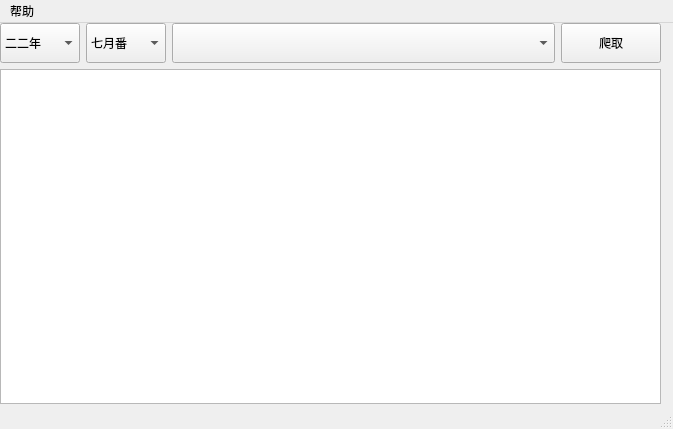
Qt form window.ui (lissettecarlr/spider-animate) before a commit.
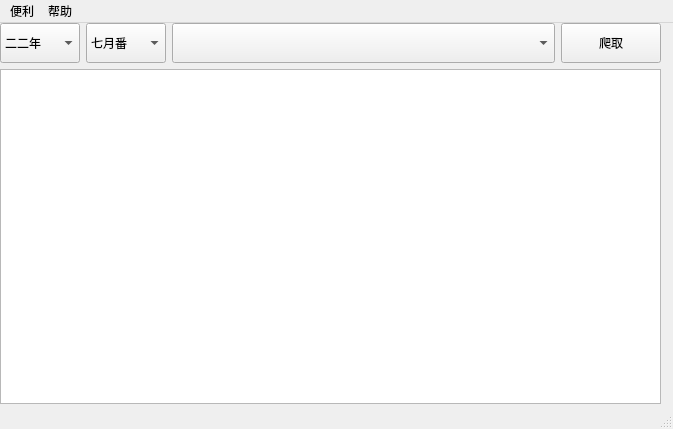
The same form after that commit.

What changed in the file:
```diff
--- a/window.ui
+++ b/window.ui
@@ -143,6 +143,14 @@
     <addaction name="action"/>
     <addaction name="action_2"/>
    </widget>
+   <widget class="QMenu" name="menu_2">
+    <property name="title">
+     <string>便利</string>
+    </property>
+    <addaction name="action_3"/>
+    <addaction name="action_4"/>
+   </widget>
+   <addaction name="menu_2"/>
    <addaction name="menu"/>
   </widget>
   <widget class="QStatusBar" name="statusbar"/>
```
Left out of the diff: 10 changed lines with no effect on the pictures.
